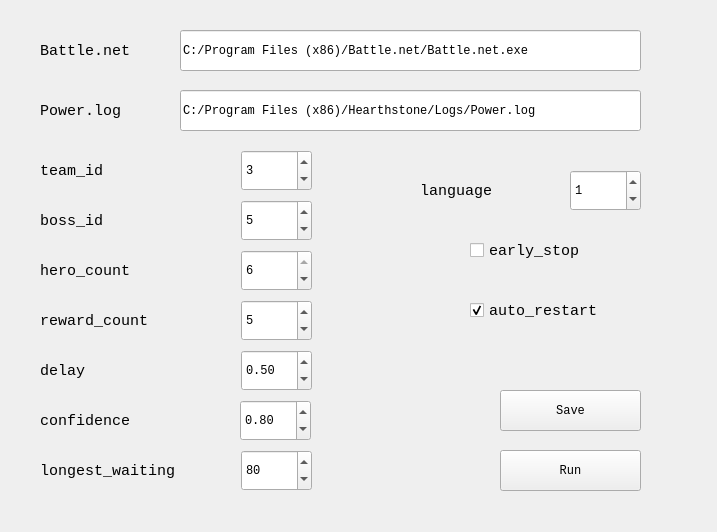
Above: main.ui from zhoubin-me/lushi_script before the change. Below: the same form after it.
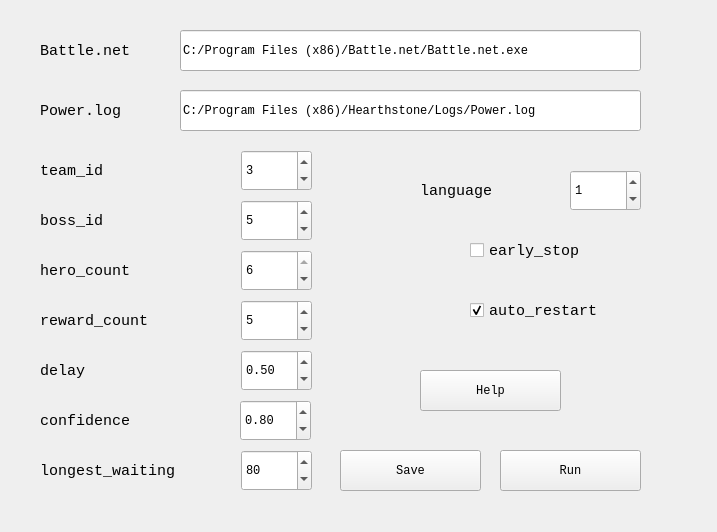
That is the form after the change.

Patch:
```diff
--- a/main.ui
+++ b/main.ui
@@ -85,8 +85,8 @@
    <widget class="QPushButton" name="Save">
     <property name="geometry">
      <rect>
-      <x>500</x>
-      <y>390</y>
+      <x>340</x>
+      <y>450</y>
       <width>141</width>
       <height>41</height>
      </rect>
@@ -490,6 +490,19 @@
      <number>1</number>
     </property>
    </widget>
+   <widget class="QPushButton" name="Help">
+    <property name="geometry">
+     <rect>
+      <x>420</x>
+      <y>370</y>
+      <width>141</width>
+      <height>41</height>
+     </rect>
+    </property>
+    <property name="text">
+     <string>Help</string>
+    </property>
+   </widget>
   </widget>
  </widget>
  <resources/>
```
Left out of the diff: 4 changed lines with no effect on the pictures.
